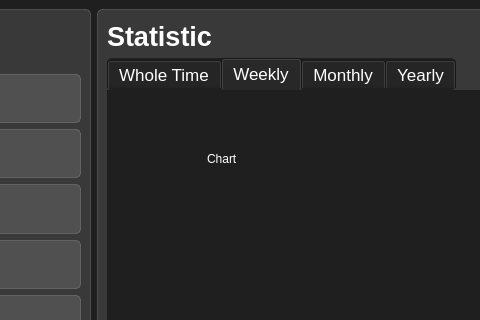
The window that ui/base/ui_main.ui (A-Lazar-A/LazarusApp) describes before a commit, drawn with Qt 5; both pictures show x 506 to 986 and y 0 to 320 of the 1200 by 700 pixel window.
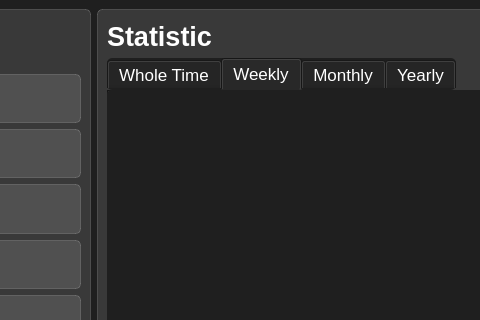
The same window after the commit. The open tabs and pages were chosen to show the change. Icons and pictures are not drawn. Custom widgets are drawn as their Qt base class.

Commit message: Added charts for all categories

The edit to the form file:
```diff
--- a/ui/base/ui_main.ui
+++ b/ui/base/ui_main.ui
@@ -370,19 +370,31 @@
             <attribute name="title">
              <string>Weekly</string>
             </attribute>
-            <widget class="QLabel" name="label_15">
-             <property name="geometry">
-              <rect>
-               <x>100</x>
-               <y>60</y>
-               <width>67</width>
-               <height>17</height>
-              </rect>
+            <layout class="QHBoxLayout" name="horizontalLayout_9">
+             <property name="spacing">
+              <number>0</number>
              </property>
-             <property name="text">
-              <string>Chart</string>
+             <property name="leftMargin">
+              <number>1</number>
              </property>
-            </widget>
+             <property name="topMargin">
+              <number>0</number>
+             </property>
+             <property name="rightMargin">
+              <number>1</number>
+             </property>
+             <property name="bottomMargin">
+              <number>0</number>
+             </property>
+             <item>
+              <widget class="QChartView" name="weekly_chart" native="true">
+               <property name="styleSheet">
+                <string notr="true">background-color: none;
+border: none;</string>
+               </property>
+              </widget>
+             </item>
+            </layout>
            </widget>
            <widget class="QWidget" name="monthly">
             <attribute name="title">
```
Left out of the diff: 72 changed lines with no effect on the pictures. The commit also changes 5 other files.
